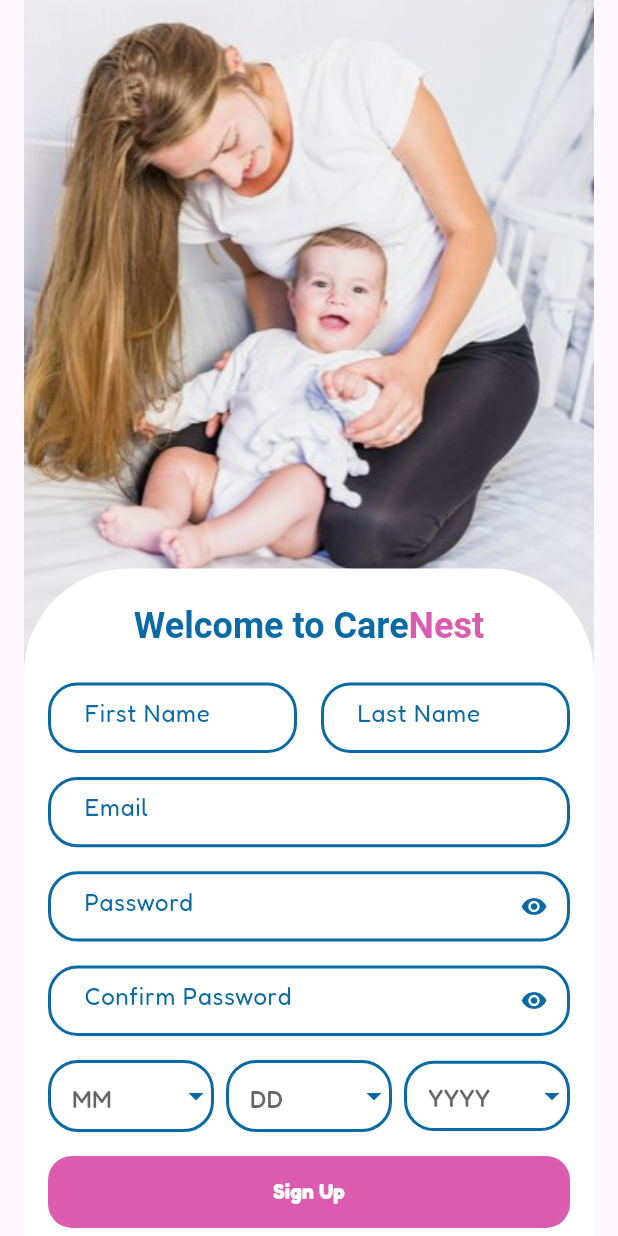
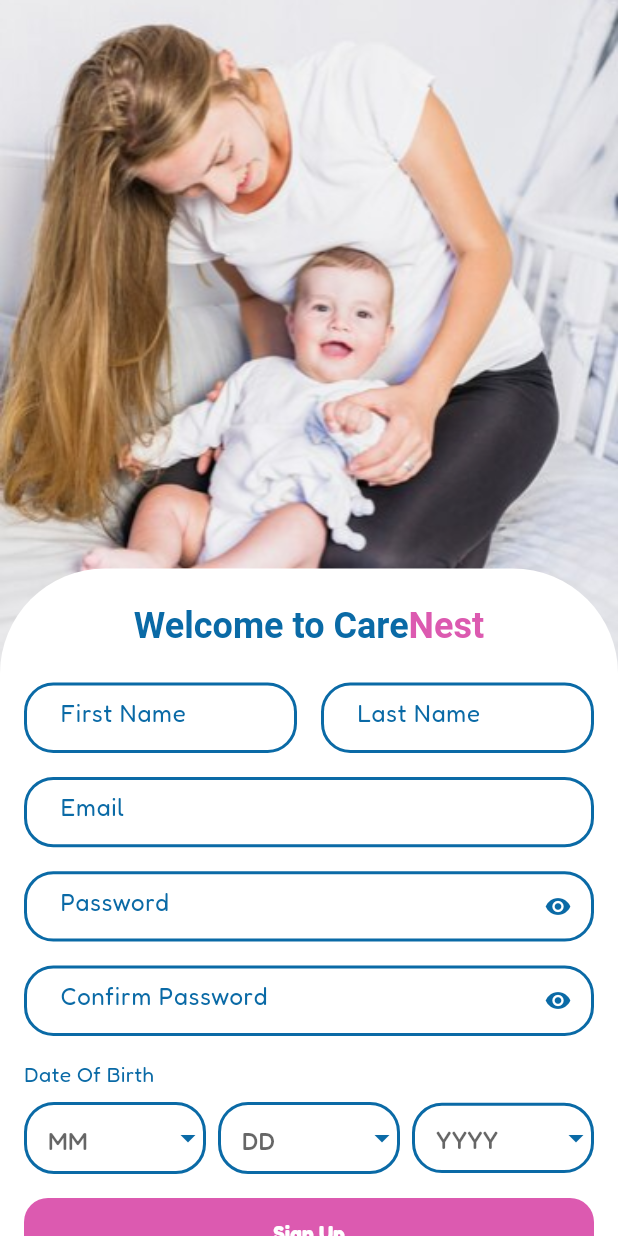
Before and after one commit to NadaKenawy/CareNest-App-GraduationProject, a Flutter app: the screen it shows after launch, on a phone screen of 412 x 824 dp. Run offline on Flutter 3.47's test engine with Material 3 defaults, Android fonts, the light colour scheme and no system bars; our stand-ins replace dio, flutter_screenutil, freezed_annotation, get_it, google_fonts, pretty_dio_logger and 1 more; generated files the repository leaves out were written again.

Commit message:
last update

```diff
--- a/lib/features/sign_up/ui/widgets/sign_up_body.dart
+++ b/lib/features/sign_up/ui/widgets/sign_up_body.dart
@@ -1,4 +1,5 @@
 import 'package:care_nest/core/utils/colors.dart';
+import 'package:care_nest/core/utils/font_weight_helper.dart';
 import 'package:care_nest/core/widgets/custom_button.dart';
 import 'package:care_nest/core/widgets/custom_text_form_field.dart';
 import 'package:care_nest/features/sign_up/ui/widgets/alternativeaction_whenhaveaccount.dart';
@@ -30,8 +31,6 @@
   Widget build(BuildContext context) {
     return Scaffold(
       body: SingleChildScrollView(
-        child: Padding(
-          padding: const EdgeInsets.symmetric(horizontal: 16),
         child: Stack(
           clipBehavior: Clip.none,
           children: [
@@ -40,8 +39,7 @@
               margin: EdgeInsets.only(
                   top: MediaQuery.of(context).size.height * 0.46),
               width: double.infinity,
-                padding:
-                    const EdgeInsets.symmetric(vertical: 24, horizontal: 16),
+              padding: const EdgeInsets.symmetric(vertical: 24, horizontal: 16),
               decoration: const BoxDecoration(
                 color: Colors.white,
                 borderRadius: BorderRadius.only(
@@ -75,15 +73,23 @@
                     obscureText: !_isConfirmPasswordVisible,
                     onVisibilityToggle: () {
                       setState(() {
-                          _isConfirmPasswordVisible =
-                              !_isConfirmPasswordVisible;
+                        _isConfirmPasswordVisible = !_isConfirmPasswordVisible;
                       });
                     },
                     isVisible: _isConfirmPasswordVisible,
                   ),
                   const SizedBox(height: 16),
-
-                    // Use the new DateOfBirthDropdowns widget
+                  const Align(
+                    alignment: Alignment.centerLeft,
+                    child: Text(
+                      "Date Of Birth",
+                      style: TextStyle(
+                        fontSize: 14,
+                        color: ColorsData.primaryBlueColor,
+                      ),
+                    ),
+                  ),
+                  const SizedBox(height: 8),
                   DateOfBirthDropdowns(
                     onDaySelected: _onDaySelected,
                     onMonthSelected: _onMonthSelected,
@@ -114,7 +120,6 @@
           ],
         ),
       ),
-      ),
     );
   }
 }
```
Lines whose indentation alone changed are shown as unchanged.
